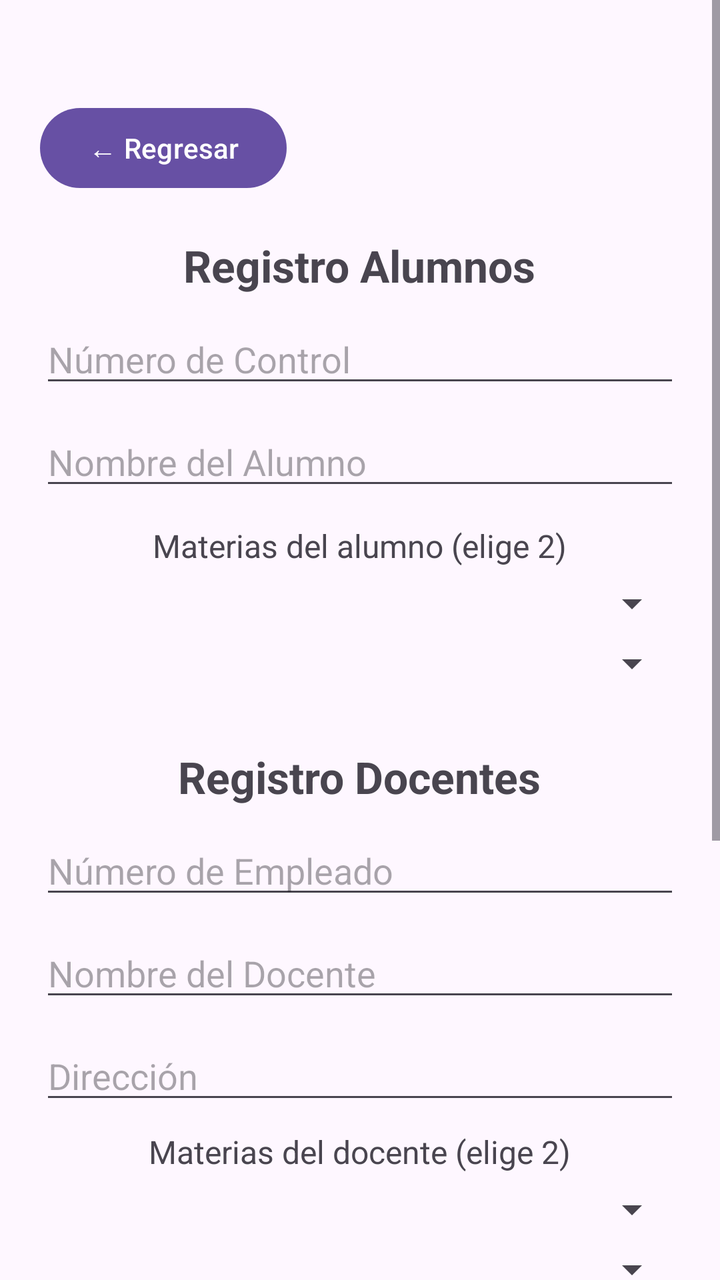
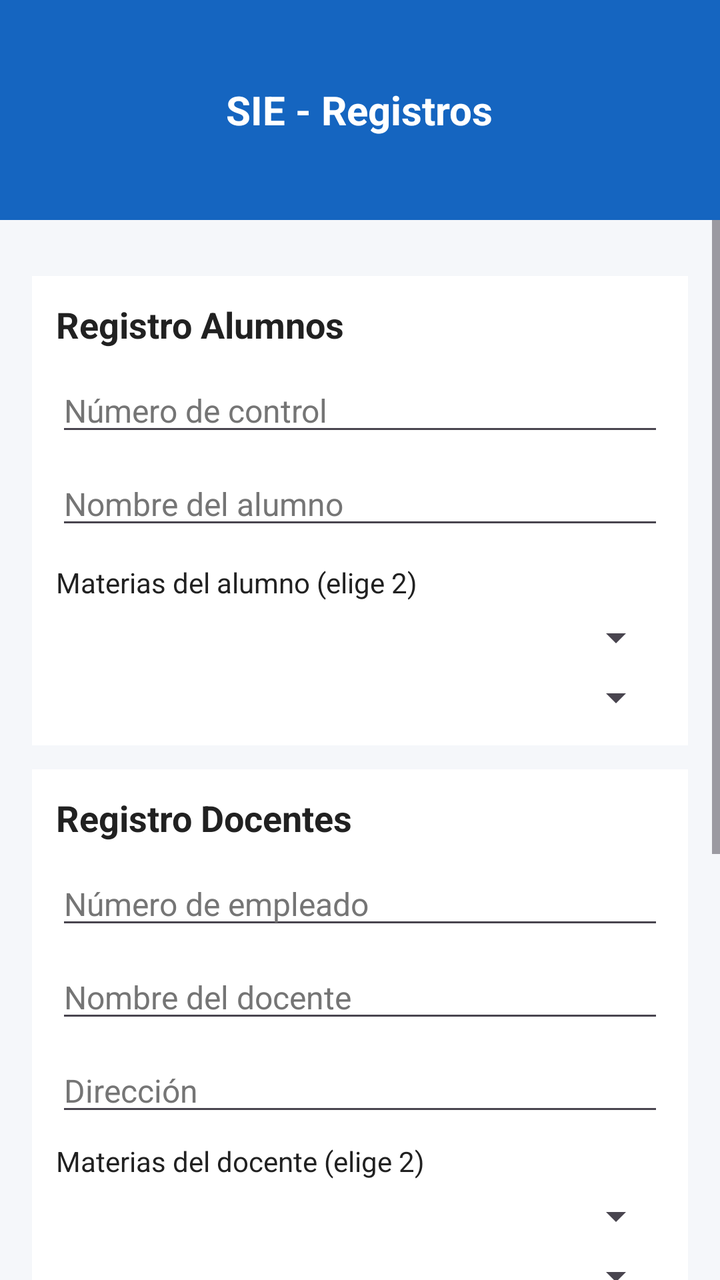

Before-and-after screenshots of an Android layout around one commit, followed by the original layout XML and the change that was made.
<!-- AndroidManifest.xml: application theme Theme.ExamenUnidad4 -->
<!-- res/layout/registros.xml -->
<?xml version="1.0" encoding="utf-8"?>
<ScrollView xmlns:android="http://schemas.android.com/apk/res/android"
    android:layout_width="match_parent"
    android:layout_height="match_parent"
    android:fillViewport="true">

    <LinearLayout
        android:layout_width="match_parent"
        android:layout_height="wrap_content"
        android:orientation="vertical"
        android:padding="20dp"
        android:gravity="center_horizontal">

        
        <Button
            android:id="@+id/btnRegresar"
            android:layout_width="wrap_content"
            android:layout_height="wrap_content"
            android:layout_gravity="start"
            android:layout_marginBottom="10dp"
            android:layout_marginTop="30dp"
            android:text="← Regresar" />

        
        <TextView
            android:id="@+id/textAlumno"
            android:layout_width="wrap_content"
            android:layout_height="wrap_content"
            android:text="Registro Alumnos"
            android:textSize="22sp"
            android:textStyle="bold"
            android:layout_marginTop="10dp" />

        <EditText
            android:id="@+id/numcontrol"
            android:layout_width="match_parent"
            android:layout_height="wrap_content"
            android:layout_marginTop="10dp"
            android:hint="Número de Control"
            android:inputType="textPersonName" />

        <EditText
            android:id="@+id/nombre"
            android:layout_width="match_parent"
            android:layout_height="wrap_content"
            android:layout_marginTop="10dp"
            android:hint="Nombre del Alumno"
            android:inputType="textPersonName" />

        
        <TextView
            android:id="@+id/textAlumnoMaterias"
            android:layout_width="wrap_content"
            android:layout_height="wrap_content"
            android:text="Materias del alumno (elige 2)"
            android:layout_marginTop="12dp"
            android:textSize="16sp" />

        <Spinner
            android:id="@+id/spinnerMateria1"
            android:layout_width="match_parent"
            android:layout_height="wrap_content"
            android:layout_marginTop="6dp" />

        <Spinner
            android:id="@+id/spinnerMateria2"
            android:layout_width="match_parent"
            android:layout_height="wrap_content"
            android:layout_marginTop="6dp" />

        
        <TextView
            android:id="@+id/textDocente"
            android:layout_width="wrap_content"
            android:layout_height="wrap_content"
            android:layout_marginTop="30dp"
            android:text="Registro Docentes"
            android:textSize="22sp"
            android:textStyle="bold" />

        <EditText
            android:id="@+id/numempleado"
            android:layout_width="match_parent"
            android:layout_height="wrap_content"
            android:layout_marginTop="10dp"
            android:hint="Número de Empleado"
            android:inputType="textPersonName" />

        <EditText
            android:id="@+id/docente"
            android:layout_width="match_parent"
            android:layout_height="wrap_content"
            android:layout_marginTop="10dp"
            android:hint="Nombre del Docente"
            android:inputType="textPersonName" />

        <EditText
            android:id="@+id/direcciondocente"
            android:layout_width="match_parent"
            android:layout_height="wrap_content"
            android:layout_marginTop="10dp"
            android:hint="Dirección"
            android:inputType="textPersonName" />

        
        <EditText
            android:id="@+id/MateriaDocente"
            android:layout_width="match_parent"
            android:layout_height="wrap_content"
            android:layout_marginTop="10dp"
            android:visibility="gone"
            android:hint="Materia que imparte el docente"
            android:inputType="textPersonName" />

        <TextView
            android:layout_width="wrap_content"
            android:layout_height="wrap_content"
            android:layout_marginTop="8dp"
            android:text="Materias del docente (elige 2)"
            android:textSize="16sp" />

        <Spinner
            android:id="@+id/spinnerDocente1"
            android:layout_width="match_parent"
            android:layout_height="wrap_content"
            android:layout_marginTop="6dp" />

        <Spinner
            android:id="@+id/spinnerDocente2"
            android:layout_width="match_parent"
            android:layout_height="wrap_content"
            android:layout_marginTop="6dp" />

        
        <TextView
            android:id="@+id/textMateria"
            android:layout_width="wrap_content"
            android:layout_height="wrap_content"
            android:layout_marginTop="30dp"
            android:text="Registro Materias"
            android:textSize="22sp"
            android:textStyle="bold" />

        <EditText
            android:id="@+id/clavemateria"
            android:layout_width="match_parent"
            android:layout_height="wrap_content"
            android:layout_marginTop="10dp"
            android:hint="Clave de Materia"
            android:inputType="textPersonName" />

        <EditText
            android:id="@+id/nombremateria"
            android:layout_width="match_parent"
            android:layout_height="wrap_content"
            android:layout_marginTop="10dp"
            android:hint="Nombre de Materia"
            android:inputType="textPersonName" />

        
        <LinearLayout
            android:layout_width="match_parent"
            android:layout_height="wrap_content"
            android:orientation="horizontal"
            android:layout_marginTop="30dp"
            android:gravity="center">

            <Button
                android:id="@+id/btnInsertar"
                android:layout_width="0dp"
                android:layout_height="wrap_content"
                android:layout_weight="1"
                android:layout_margin="5dp"
                android:text="Insertar" />

            <Button
                android:id="@+id/btnBuscar"
                android:layout_width="0dp"
                android:layout_height="wrap_content"
                android:layout_weight="1"
                android:layout_margin="5dp"
                android:text="Buscar" />
        </LinearLayout>

        <LinearLayout
            android:layout_width="match_parent"
            android:layout_height="wrap_content"
            android:orientation="horizontal"
            android:gravity="center">

            <Button
                android:id="@+id/btnActualizar"
                android:layout_width="0dp"
                android:layout_height="wrap_content"
                android:layout_weight="1"
                android:layout_margin="5dp"
                android:text="Actualizar" />

            <Button
                android:id="@+id/btnEliminar"
                android:layout_width="0dp"
                android:layout_height="wrap_content"
                android:layout_weight="1"
                android:layout_margin="5dp"
                android:text="Eliminar" />
        </LinearLayout>

    </LinearLayout>
</ScrollView>
<!-- resources referenced by this layout -->
<resources>
  <style name="Theme.ExamenUnidad4" parent="Base.Theme.ExamenUnidad4" />
  <style name="Base.Theme.ExamenUnidad4" parent="Theme.Material3.DayNight.NoActionBar">
          
          
      </style>
</resources>

<!-- the commit's change to res/layout/registros.xml (unified diff, before → after) -->
@@ -1,209 +1,273 @@
 <?xml version="1.0" encoding="utf-8"?>
-<ScrollView xmlns:android="http://schemas.android.com/apk/res/android"
+<LinearLayout xmlns:android="http://schemas.android.com/apk/res/android"
     android:layout_width="match_parent"
     android:layout_height="match_parent"
-    android:fillViewport="true">
-
+    android:orientation="vertical"
+    android:background="@color/bg">
+
+    
     <LinearLayout
         android:layout_width="match_parent"
-        android:layout_height="wrap_content"
+        android:layout_height="110dp"
+        android:background="@color/primary"
         android:orientation="vertical"
-        android:padding="20dp"
-        android:gravity="center_horizontal">
-
-        
-        <Button
-            android:id="@+id/btnRegresar"
+        android:gravity="center"
+        android:padding="16dp">
+
+        <TextView
+            android:id="@+id/headerRegistro"
             android:layout_width="wrap_content"
             android:layout_height="wrap_content"
-            android:layout_gravity="start"
-            android:layout_marginBottom="10dp"
-            android:layout_marginTop="30dp"
-            android:text="← Regresar" />
-
-        
-        <TextView
-            android:id="@+id/textAlumno"
-            android:layout_width="wrap_content"
-            android:layout_height="wrap_content"
-            android:text="Registro Alumnos"
-            android:textSize="22sp"
-            android:textStyle="bold"
-            android:layout_marginTop="10dp" />
-
-        <EditText
-            android:id="@+id/numcontrol"
-            android:layout_width="match_parent"
-            android:layout_height="wrap_content"
-            android:layout_marginTop="10dp"
-            android:hint="Número de Control"
-            android:inputType="textPersonName" />
-
-        <EditText
-            android:id="@+id/nombre"
-            android:layout_width="match_parent"
-            android:layout_height="wrap_content"
-            android:layout_marginTop="10dp"
-            android:hint="Nombre del Alumno"
-            android:inputType="textPersonName" />
-
-        
-        <TextView
-            android:id="@+id/textAlumnoMaterias"
-            android:layout_width="wrap_content"
-            android:layout_height="wrap_content"
-            android:text="Materias del alumno (elige 2)"
-            android:layout_marginTop="12dp"
-            android:textSize="16sp" />
-
-        <Spinner
-            android:id="@+id/spinnerMateria1"
-            android:layout_width="match_parent"
-            android:layout_height="wrap_content"
-            android:layout_marginTop="6dp" />
-
-        <Spinner
-            android:id="@+id/spinnerMateria2"
-            android:layout_width="match_parent"
-            android:layout_height="wrap_content"
-            android:layout_marginTop="6dp" />
-
-        
-        <TextView
-            android:id="@+id/textDocente"
-            android:layout_width="wrap_content"
-            android:layout_height="wrap_content"
-            android:layout_marginTop="30dp"
-            android:text="Registro Docentes"
-            android:textSize="22sp"
+            android:text="SIE - Registros"
+            android:textColor="@color/card_bg"
+            android:textSize="20sp"
             android:textStyle="bold" />
-
-        <EditText
-            android:id="@+id/numempleado"
-            android:layout_width="match_parent"
-            android:layout_height="wrap_content"
-            android:layout_marginTop="10dp"
-            android:hint="Número de Empleado"
-            android:inputType="textPersonName" />
-
-        <EditText
-            android:id="@+id/docente"
-            android:layout_width="match_parent"
-            android:layout_height="wrap_content"
-            android:layout_marginTop="10dp"
-            android:hint="Nombre del Docente"
-            android:inputType="textPersonName" />
-
-        <EditText
-            android:id="@+id/direcciondocente"
-            android:layout_width="match_parent"
-            android:layout_height="wrap_content"
-            android:layout_marginTop="10dp"
-            android:hint="Dirección"
-            android:inputType="textPersonName" />
-
-        
-        <EditText
-            android:id="@+id/MateriaDocente"
-            android:layout_width="match_parent"
-            android:layout_height="wrap_content"
-            android:layout_marginTop="10dp"
-            android:visibility="gone"
-            android:hint="Materia que imparte el docente"
-            android:inputType="textPersonName" />
-
-        <TextView
-            android:layout_width="wrap_content"
-            android:layout_height="wrap_content"
-            android:layout_marginTop="8dp"
-            android:text="Materias del docente (elige 2)"
-            android:textSize="16sp" />
-
-        <Spinner
-            android:id="@+id/spinnerDocente1"
-            android:layout_width="match_parent"
-            android:layout_height="wrap_content"
-            android:layout_marginTop="6dp" />
-
-        <Spinner
-            android:id="@+id/spinnerDocente2"
-            android:layout_width="match_parent"
-            android:layout_height="wrap_content"
-            android:layout_marginTop="6dp" />
-
-        
-        <TextView
-            android:id="@+id/textMateria"
-            android:layout_width="wrap_content"
-            android:layout_height="wrap_content"
-            android:layout_marginTop="30dp"
-            android:text="Registro Materias"
-            android:textSize="22sp"
-            android:textStyle="bold" />
-
-        <EditText
-            android:id="@+id/clavemateria"
-            android:layout_width="match_parent"
-            android:layout_height="wrap_content"
-            android:layout_marginTop="10dp"
-            android:hint="Clave de Materia"
-            android:inputType="textPersonName" />
-
-        <EditText
-            android:id="@+id/nombremateria"
-            android:layout_width="match_parent"
-            android:layout_height="wrap_content"
-            android:layout_marginTop="10dp"
-            android:hint="Nombre de Materia"
-            android:inputType="textPersonName" />
-
-        
+    </LinearLayout>
+
+    <ScrollView
+        android:layout_width="match_parent"
+        android:layout_height="0dp"
+        android:layout_weight="1"
+        android:fillViewport="true">
+
         <LinearLayout
             android:layout_width="match_parent"
-            android:layout_height="wrap_content"
-            android:orientation="horizontal"
-            android:layout_marginTop="30dp"
+            android:layout_height="match_parent"
+            android:orientation="vertical"
+            android:padding="16dp"
             android:gravity="center">
 
-            <Button
-                android:id="@+id/btnInsertar"
-                android:layout_width="0dp"
+            
+            <LinearLayout
+                android:layout_width="match_parent"
                 android:layout_height="wrap_content"
-                android:layout_weight="1"
-                android:layout_margin="5dp"
-                android:text="Insertar" />
-
-            <Button
-                android:id="@+id/btnBuscar"
-                android:layout_width="0dp"
+                android:orientation="vertical"
+                android:background="@color/card_bg"
+                android:padding="12dp"
+                android:layout_marginTop="12dp">
+
+                <TextView
+                    android:layout_width="wrap_content"
+                    android:layout_height="wrap_content"
+                    android:text="Registro Alumnos"
+                    android:textSize="18sp"
+                    android:textStyle="bold"
+                    android:textColor="@color/text_primary" />
+
+                <EditText
+                    android:id="@+id/numcontrol"
+                    android:layout_width="match_parent"
+                    android:layout_height="wrap_content"
+                    android:layout_marginTop="10dp"
+                    android:hint="Número de control"
+                    android:inputType="textPersonName"
+                    android:textColor="@color/text_primary"
+                    android:textColorHint="@color/hint"
+                    android:textSize="16sp" />
+
+                <EditText
+                    android:id="@+id/nombre"
+                    android:layout_width="match_parent"
+                    android:layout_height="wrap_content"
+                    android:layout_marginTop="8dp"
+                    android:hint="Nombre del alumno"
+                    android:inputType="textPersonName"
+                    android:textColor="@color/text_primary"
+                    android:textColorHint="@color/hint"
+                    android:textSize="16sp" />
+
+                <TextView
+                    android:layout_width="wrap_content"
+                    android:layout_height="wrap_content"
+                    android:text="Materias del alumno (elige 2)"
+                    android:layout_marginTop="12dp"
+                    android:textColor="@color/text_primary" />
+
+                <Spinner
+                    android:id="@+id/spinnerMateria1"
+                    android:layout_width="match_parent"
+                    android:layout_height="wrap_content"
+                    android:layout_marginTop="6dp"
+                    android:popupBackground="@color/card_bg" />
+
+                <Spinner
+                    android:id="@+id/spinnerMateria2"
+                    android:layout_width="match_parent"
+                    android:layout_height="wrap_content"
+                    android:layout_marginTop="6dp"
+                    android:popupBackground="@color/card_bg" />
+            </LinearLayout>
+
+            
+            <LinearLayout
+                android:layout_width="match_parent"
                 android:layout_height="wrap_content"
-                android:layout_weight="1"
-                android:layout_margin="5dp"
-                android:text="Buscar" />
+                android:orientation="vertical"
+                android:background="@color/card_bg"
+                android:padding="12dp"
+                android:layout_marginTop="12dp">
+
+                <TextView
+                    android:id="@+id/textDocente"
+                    android:layout_width="wrap_content"
+                    android:layout_height="wrap_content"
+                    android:text="Registro Docentes"
+                    android:textSize="18sp"
+                    android:textStyle="bold"
+                    android:textColor="@color/text_primary" />
+
+                <EditText
+                    android:id="@+id/numempleado"
+                    android:layout_width="match_parent"
+                    android:layout_height="wrap_content"
+                    android:layout_marginTop="10dp"
+                    android:hint="Número de empleado"
+                    android:inputType="textPersonName"
+                    android:textColor="@color/text_primary"
+                    android:textColorHint="@color/hint"
+                    android:textSize="16sp" />
+
+                <EditText
+                    android:id="@+id/docente"
+                    android:layout_width="match_parent"
+                    android:layout_height="wrap_content"
+                    android:layout_marginTop="8dp"
+                    android:hint="Nombre del docente"
+                    android:inputType="textPersonName"
+                    android:textColor="@color/text_primary"
+                    android:textColorHint="@color/hint"
+                    android:textSize="16sp" />
+
+                <EditText
+                    android:id="@+id/direcciondocente"
+                    android:layout_width="match_parent"
+                    android:layout_height="wrap_content"
+                    android:layout_marginTop="8dp"
+                    android:hint="Dirección"
+                    android:inputType="textPersonName"
+                    android:textColor="@color/text_primary"
+                    android:textColorHint="@color/hint"
+                    android:textSize="16sp" />
+
+                <TextView
+                    android:layout_width="wrap_content"
+                    android:layout_height="wrap_content"
+                    android:text="Materias del docente (elige 2)"
+                    android:layout_marginTop="8dp"
+                    android:textColor="@color/text_primary" />
+
+                <Spinner
+                    android:id="@+id/spinnerDocente1"
+                    android:layout_width="match_parent"
+                    android:layout_height="wrap_content"
+                    android:layout_marginTop="6dp"
+                    android:popupBackground="@color/card_bg" />
+
+                <Spinner
+                    android:id="@+id/spinnerDocente2"
+                    android:layout_width="match_parent"
+                    android:layout_height="wrap_content"
+                    android:layout_marginTop="6dp"
+                    android:popupBackground="@color/card_bg" />
+            </LinearLayout>
+
+            
+            <LinearLayout
+                android:layout_width="match_parent"
+                android:layout_height="wrap_content"
+                android:orientation="vertical"
+                android:background="@color/card_bg"
+                android:padding="12dp"
+                android:layout_marginTop="12dp"
+                android:layout_marginBottom="24dp">
+
+                <TextView
+                    android:id="@+id/textMateria"
+                    android:layout_width="wrap_content"
+                    android:layout_height="wrap_content"
+                    android:text="Registro Materias"
+                    android:textSize="18sp"
+                    android:textStyle="bold"
+                    android:textColor="@color/text_primary" />
+
+                <EditText
+                    android:id="@+id/clavemateria"
+                    android:layout_width="match_parent"
+                    android:layout_height="wrap_content"
+                    android:layout_marginTop="10dp"
+                    android:hint="Clave de materia"
+                    android:inputType="textPersonName"
+                    android:textColor="@color/text_primary"
+                    android:textColorHint="@color/hint"
+                    android:textSize="16sp" />
+
+                <EditText
+                    android:id="@+id/nombremateria"
+                    android:layout_width="match_parent"
+                    android:layout_height="wrap_content"
+                    android:layout_marginTop="8dp"
+                    android:hint="Nombre de materia"
+                    android:inputType="textPersonName"
+                    android:textColor="@color/text_primary"
+                    android:textColorHint="@color/hint"
+                    android:textSize="16sp" />
+
+                <LinearLayout
+                    android:layout_width="match_parent"
+                    android:layout_height="wrap_content"
+                    android:orientation="horizontal"
+                    android:gravity="center"
+                    android:layout_marginTop="12dp">
+
+                    <Button
+                        android:id="@+id/btnInsertar"
+                        android:layout_width="0dp"
+                        android:layout_height="wrap_content"
+                        android:layout_weight="1"
+                        android:layout_margin="6dp"
+                        android:text="Agregar"
+                        android:backgroundTint="@color/primary"
+                        android:textColor="@color/card_bg" />
+
+                    <Button
+                        android:id="@+id/btnBuscar"
+                        android:layout_width="0dp"
+                        android:layout_height="wrap_content"
+                        android:layout_weight="1"
+                        android:layout_margin="6dp"
+                        android:text="Buscar"
+                        android:backgroundTint="@color/primary"
+                        android:textColor="@color/card_bg" />
+                </LinearLayout>
+
+                <LinearLayout
+                    android:layout_width="match_parent"
+                    android:layout_height="wrap_content"
+                    android:orientation="horizontal"
+                    android:gravity="center"
+                    android:layout_marginTop="6dp">
+
+                    <Button
+                        android:id="@+id/btnActualizar"
+                        android:layout_width="0dp"
+                        android:layout_height="wrap_content"
+                        android:layout_weight="1"
+                        android:layout_margin="6dp"
+                        android:text="Actualizar"
+                        android:backgroundTint="@color/accent"
+                        android:textColor="@color/card_bg" />
+
+                    <Button
+                        android:id="@+id/btnEliminar"
+                        android:layout_width="0dp"
+                        android:layout_height="wrap_content"
+                        android:layout_weight="1"
+                        android:layout_margin="6dp"
+                        android:text="Eliminar"
+                        android:backgroundTint="@color/danger"
+                        android:textColor="@color/card_bg" />
+                </LinearLayout>
+            </LinearLayout>
         </LinearLayout>
-
-        <LinearLayout
-            android:layout_width="match_parent"
-            android:layout_height="wrap_content"
-            android:orientation="horizontal"
-            android:gravity="center">
-
-            <Button
-                android:id="@+id/btnActualizar"
-                android:layout_width="0dp"
-                android:layout_height="wrap_content"
-                android:layout_weight="1"
-                android:layout_margin="5dp"
-                android:text="Actualizar" />
-
-            <Button
-                android:id="@+id/btnEliminar"
-                android:layout_width="0dp"
-                android:layout_height="wrap_content"
-                android:layout_weight="1"
-                android:layout_margin="5dp"
-                android:text="Eliminar" />
-        </LinearLayout>
-
-    </LinearLayout>
-</ScrollView>
+    </ScrollView>
+</LinearLayout>
<!-- resource entries referenced after the edit -->
@@ -1,5 +1,12 @@
 <!-- resources referenced by this layout -->
 <resources>
+  <color name="accent">#0288D1</color>
+  <color name="bg">#F5F7FA</color>
+  <color name="card_bg">#FFFFFF</color>
+  <color name="danger">#D32F2F</color>
+  <color name="hint">#757575</color>
+  <color name="primary">#1565C0</color>
+  <color name="text_primary">#212121</color>
   <style name="Theme.ExamenUnidad4" parent="Base.Theme.ExamenUnidad4" />
   <style name="Base.Theme.ExamenUnidad4" parent="Theme.Material3.DayNight.NoActionBar">
           
